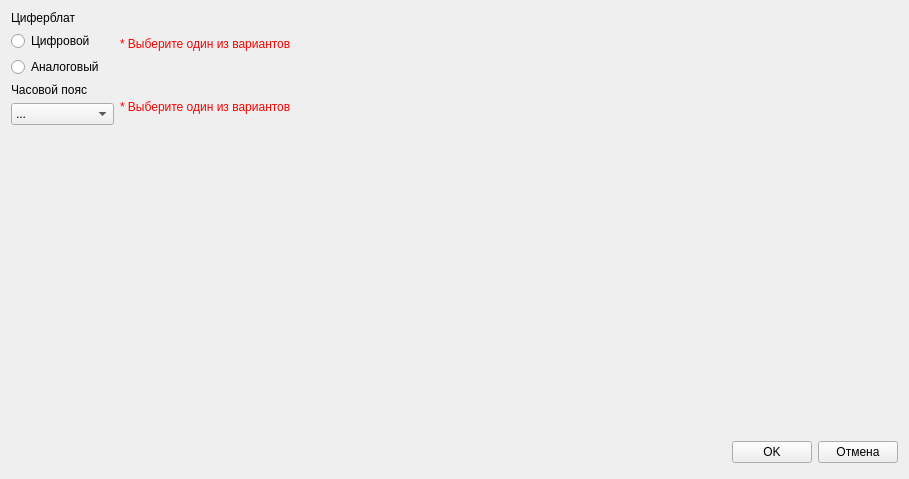
First picture: the form in Ui/AddClock.ui, repository m-i-h-v/QT-Project, before the edit.
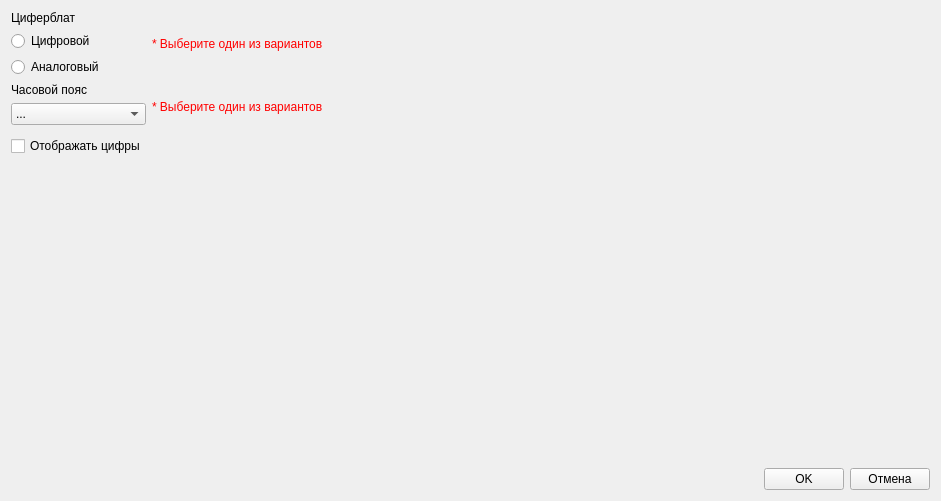
Second picture: the form after the edit.

```diff
--- a/Ui/AddClock.ui
+++ b/Ui/AddClock.ui
@@ -14,7 +14,7 @@
    <string>Form</string>
   </property>
   <layout class="QGridLayout" name="gridLayout">
-   <item row="7" column="0">
+   <item row="8" column="0">
     <spacer name="verticalSpacer">
      <property name="orientation">
       <enum>Qt::Vertical</enum>
@@ -281,23 +281,7 @@
      </item>
     </layout>
    </item>
-   <item row="3" column="3">
-    <spacer name="verticalSpacer_2">
-     <property name="orientation">
-      <enum>Qt::Vertical</enum>
-     </property>
-     <property name="sizeType">
-      <enum>QSizePolicy::Fixed</enum>
-     </property>
-     <property name="sizeHint" stdset="0">
-      <size>
-       <width>20</width>
-       <height>300</height>
-      </size>
-     </property>
-    </spacer>
-   </item>
-   <item row="7" column="3">
+   <item row="8" column="3">
     <layout class="QHBoxLayout" name="horizontalLayout">
      <item>
       <widget class="QPushButton" name="ok_button">
@@ -315,7 +299,7 @@
      </item>
     </layout>
    </item>
-   <item row="7" column="2">
+   <item row="8" column="2">
     <spacer name="horizontalSpacer_2">
      <property name="orientation">
       <enum>Qt::Horizontal</enum>
@@ -351,6 +335,54 @@
      </property>
     </widget>
    </item>
+   <item row="4" column="0" colspan="3">
+    <layout class="QHBoxLayout" name="horizontalLayout_2">
+     <item>
+      <widget class="QLabel" name="ClockFaceLabel_1">
+       <property name="text">
+        <string/>
+       </property>
+      </widget>
+     </item>
+     <item>
+      <widget class="QLabel" name="ClockFaceLabel_2">
+       <property name="text">
+        <string/>
+       </property>
+      </widget>
+     </item>
+     <item>
+      <widget class="QLabel" name="ClockFaceLabel_3">
+       <property name="text">
+        <string/>
+       </property>
+      </widget>
+     </item>
+    </layout>
+   </item>
+   <item row="4" column="3">
+    <spacer name="verticalSpacer_2">
+     <property name="orientation">
+      <enum>Qt::Vertical</enum>
+     </property>
+     <property name="sizeType">
+      <enum>QSizePolicy::Fixed</enum>
+     </property>
+     <property name="sizeHint" stdset="0">
+      <size>
+       <width>20</width>
+       <height>300</height>
+      </size>
+     </property>
+    </spacer>
+   </item>
+   <item row="3" column="0">
+    <widget class="QCheckBox" name="NumbersAreNeededCheckBox">
+     <property name="text">
+      <string>Отображать цифры</string>
+     </property>
+    </widget>
+   </item>
   </layout>
  </widget>
  <resources/>
```
